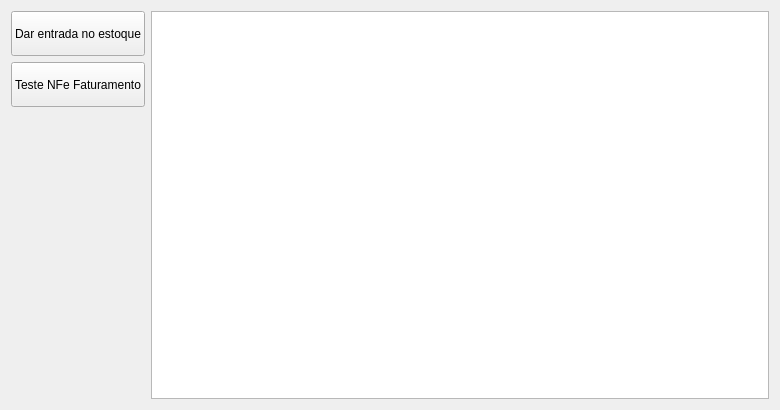
First picture: the form in ui/widgetestoque.ui, repository lellisls/ERP-STACCATO, before the edit.
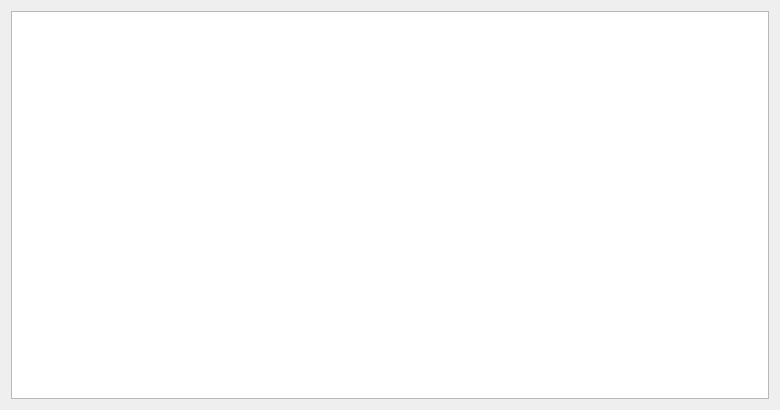
Second picture: the form after the edit. Custom widgets are drawn as their Qt base class.

Commit message:
Mostrar apenas os estoques que não foram totalmente consumidos
Removidos funções não utilizadas

The edit to the form file:
```diff
--- a/ui/widgetestoque.ui
+++ b/ui/widgetestoque.ui
@@ -14,23 +14,7 @@
    <string>Form</string>
   </property>
   <layout class="QGridLayout" name="gridLayout">
-   <item row="0" column="0">
-    <widget class="QPushButton" name="pushButtonEntradaEstoque">
-     <property name="minimumSize">
-      <size>
-       <width>100</width>
-       <height>45</height>
-      </size>
-     </property>
-     <property name="text">
-      <string>Dar entrada no estoque</string>
-     </property>
-     <property name="checked">
-      <bool>false</bool>
-     </property>
-    </widget>
-   </item>
-   <item row="0" column="1" rowspan="3">
+   <item row="0" column="0" rowspan="2">
     <widget class="TableView" name="table">
      <property name="editTriggers">
       <set>QAbstractItemView::NoEditTriggers</set>
@@ -43,35 +27,6 @@
      </property>
     </widget>
    </item>
-   <item row="1" column="0">
-    <widget class="QPushButton" name="pushButtonTesteFaturamento">
-     <property name="minimumSize">
-      <size>
-       <width>100</width>
-       <height>45</height>
-      </size>
-     </property>
-     <property name="text">
-      <string>Teste NFe Faturamento</string>
-     </property>
-     <property name="checked">
-      <bool>false</bool>
-     </property>
-    </widget>
-   </item>
-   <item row="2" column="0">
-    <spacer name="verticalSpacer_9">
-     <property name="orientation">
-      <enum>Qt::Vertical</enum>
-     </property>
-     <property name="sizeHint" stdset="0">
-      <size>
-       <width>20</width>
-       <height>287</height>
-      </size>
-     </property>
-    </spacer>
-   </item>
   </layout>
  </widget>
  <customwidgets>
```
The commit also changes 2 other files.
